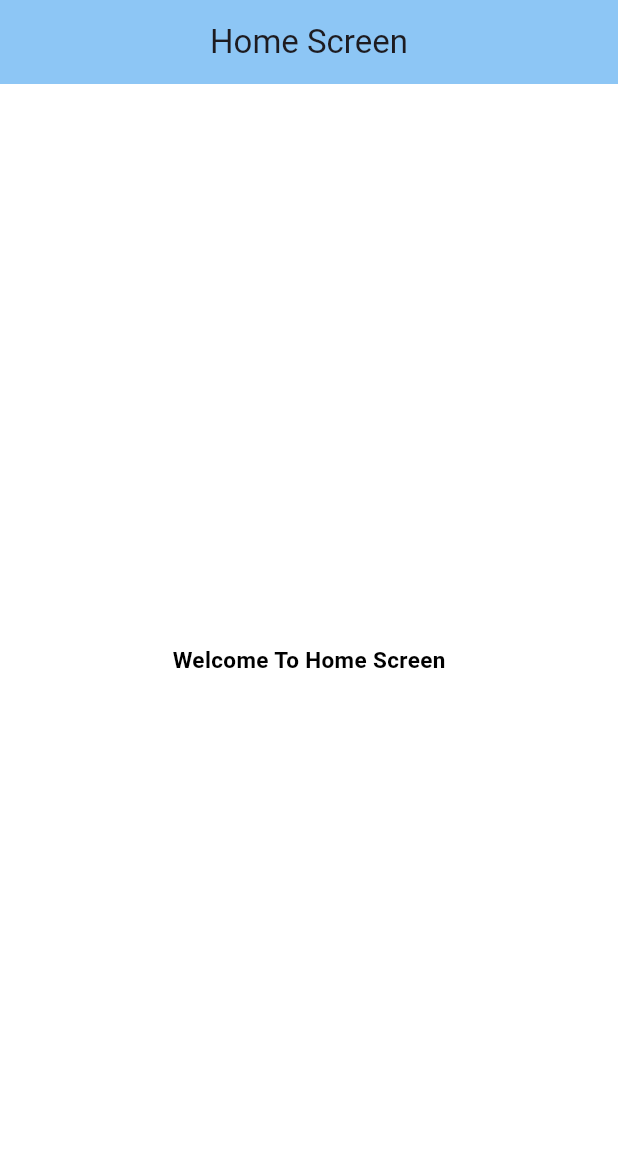
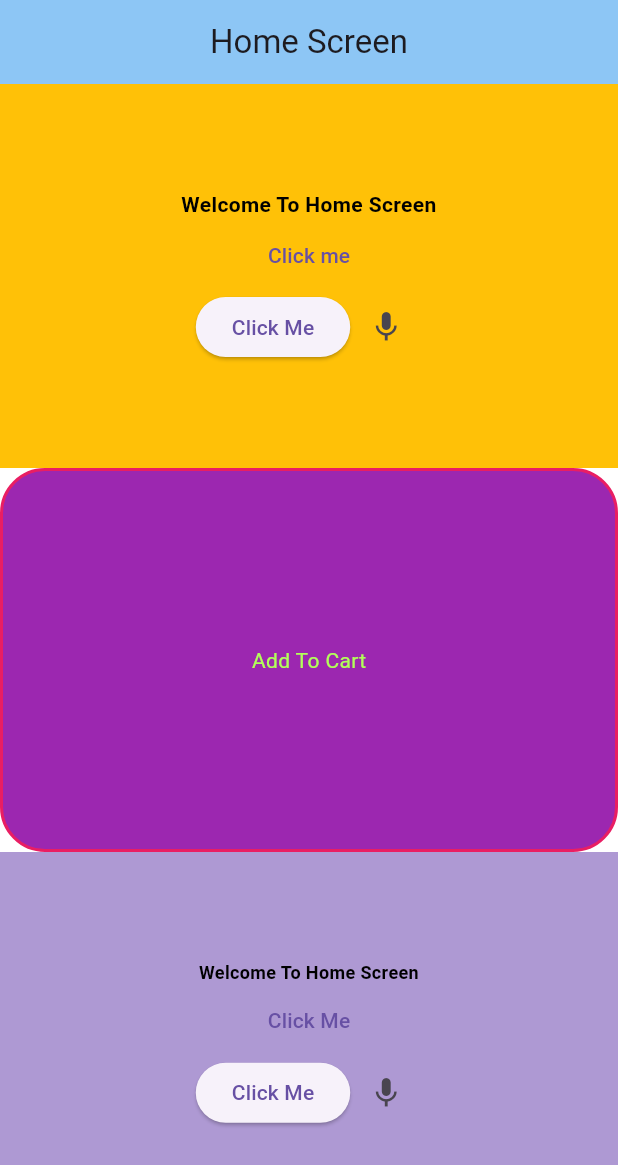
Before and after one commit to officialrashid/Flutter-Sample-Project, a Flutter app: the screen it shows after launch, on a phone screen of 412 x 824 dp. Shown: the top 1165 px of the screen. Run offline on Flutter 3.47's test engine with Material 3 defaults, Android fonts, the phone set to English and light mode, and no system bars.

Commit message:
flutter basics commit

```diff
--- a/lib/main.dart
+++ b/lib/main.dart
@@ -1,7 +1,7 @@
 import 'package:flutter/material.dart';
 
 void main() {
-  runApp(MyApp());
+  runApp(const MyApp());
 }
 
 class MyApp extends StatelessWidget {
@@ -11,20 +11,21 @@ class MyApp extends StatelessWidget {
   Widget build(BuildContext context) {
     return MaterialApp(
       theme: ThemeData(
-          primaryColor: Colors.indigo,
-          appBarTheme: AppBarTheme(
-            backgroundColor: const Color.fromARGB(255, 141, 198, 245),
-          )),
-      home: HomeScreen(),
+        primaryColor: Colors.indigo,
+        appBarTheme: const AppBarTheme(
+          backgroundColor: Color.fromARGB(255, 141, 198, 245),
+        ),
+      ),
+      home: const HomeScreen(),
     );
   }
 }
 
-// ignore: must_be_immutable
 class HomeScreen extends StatelessWidget {
+  const HomeScreen({super.key});
 
-   HomeScreen({super.key});
-  String name = "Welcome To Home Screen";
+  final String name = "Welcome To Home Screen";
+
   @override
   Widget build(BuildContext context) {
     return Scaffold(
@@ -33,12 +34,124 @@ class HomeScreen extends StatelessWidget {
         title: const Text('Home Screen'),
         centerTitle: true, // Centers the title on the app bar
       ),
-      body: Center(
-        child: Text(
-          name,
-          style: const TextStyle(
-          color: Colors.black, fontSize:15, fontWeight: FontWeight.bold,fontStyle: FontStyle.normal)),
-      )
+      body: SafeArea(
+        child: Column(
+          mainAxisAlignment: MainAxisAlignment.spaceBetween,
+          children: [
+            Expanded(
+              child: Container(
+                color: Colors.amber,
+                alignment:
+                    Alignment.center, // Centers the child within the container
+                child: Column(
+                  mainAxisAlignment: MainAxisAlignment.center,
+                  children: [
+                    Text(
+                      name,
+                      textAlign:
+                          TextAlign.center, // Centers text within its widget
+                      style: const TextStyle(
+                        color: Colors.black,
+                        fontSize: 14,
+                        fontWeight: FontWeight.bold,
+                        fontStyle: FontStyle.normal,
+                      ),
+                    ),
+                    TextButton(
+                      onPressed: () {
+                        print("Button Pressed");
+                      },
+                      child: const Text("Click me"),
+                    ),
+                    Row(
+                      mainAxisAlignment: MainAxisAlignment.center,
+                      children: [
+                        ElevatedButton(
+                          onPressed: () {
+                            print("Button Clicked Elevated");
+                          },
+                          child: const Text("Click Me"),
+                        ),
+                        IconButton(
+                          onPressed: () {
+                            print("Mic button clicked");
+                          },
+                          icon: const Icon(Icons.mic),
+                        ),
+                      ],
+                    ),
+                  ],
+                ),
+              ),
+            ),
+            Expanded(
+              child: Container(
+              decoration: BoxDecoration(
+                color: Colors.purple,
+                borderRadius: BorderRadius.circular(30),
+                border: Border.all(
+                  color: Colors.pink,
+                  width: 2
+                )
+              ),
+              child: Center(
+                child: Text("Add To Cart",
+                style: TextStyle(color: Colors.lightGreenAccent)
+                ),
+
+              ),
+            ),
+
+            ),
+            Expanded(
+              child: Container(
+                color: const Color.fromARGB(255, 174, 153, 211),
+                alignment:
+                    Alignment.center, // Centers the child within the container
+                child: Column(
+                  mainAxisAlignment: MainAxisAlignment.center,
+                  children: [
+                    Text(
+                      name,
+                      textAlign:
+                          TextAlign.center, // Centers text within its widget
+                      style: const TextStyle(
+                        color: Colors.black,
+                        fontSize: 12,
+                        fontWeight: FontWeight.bold,
+                        fontStyle: FontStyle.normal,
+                      ),
+                    ),
+                    TextButton(
+                      onPressed: () {
+                        print("Button Pressed");
+                      },
+                      child: const Text("Click Me"),
+                    ),
+                    Row(
+                      mainAxisAlignment: MainAxisAlignment.center,
+                      children: [
+                        ElevatedButton(
+                          onPressed: () {
+                            print("Button Clicked Elevated");
+                          },
+                          child: const Text("Click Me"),
+                        ),
+                        IconButton(
+                          onPressed: () {
+                            print("Mic button clicked");
+                          },
+                          icon: const Icon(Icons.mic),
+                        ),
+                      ],
+                    ),
+                  ],
+                ),
+              ),
+            )
+          ],
+        ),
+      ),
     );
   }
 }
```
